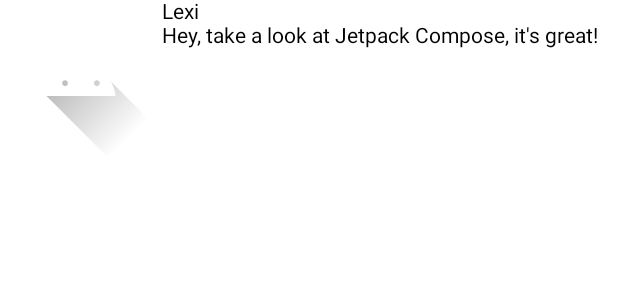
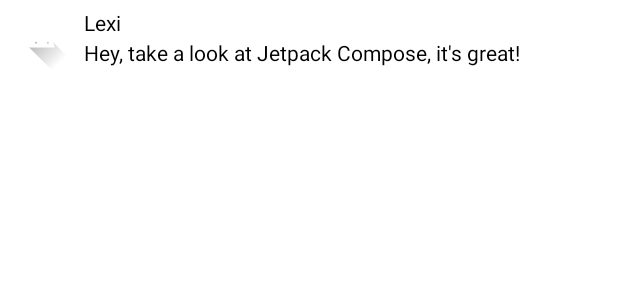
Before and after one commit to PauloLajos/AndroidJetpackComposePractices, an Android app built with Jetpack Compose: the @Preview function PreviewMessageCard, on a phone screen of 412 x 824 dp. Shown: the top 300 px of the screen. Run offline under Robolectric (Android 15) with nearby library versions, the phone set to English and light mode, and no system bars.

Commit message:
ComposeTutorial - 02: Layouts - Configure your layout

```diff
--- a/ComposeTutorial/app/src/main/java/hu/paulolajos/dev/composetutorial/MainActivity.kt
+++ b/ComposeTutorial/app/src/main/java/hu/paulolajos/dev/composetutorial/MainActivity.kt
@@ -6,10 +6,19 @@ import androidx.activity.compose.setContent
 import androidx.compose.foundation.Image
 import androidx.compose.foundation.layout.Column
 import androidx.compose.foundation.layout.Row
+import androidx.compose.foundation.layout.Spacer
+import androidx.compose.foundation.layout.height
+import androidx.compose.foundation.layout.padding
+import androidx.compose.foundation.layout.size
+import androidx.compose.foundation.layout.width
+import androidx.compose.foundation.shape.CircleShape
 import androidx.compose.material3.Text
 import androidx.compose.runtime.Composable
+import androidx.compose.ui.Modifier
+import androidx.compose.ui.draw.clip
 import androidx.compose.ui.res.painterResource
 import androidx.compose.ui.tooling.preview.Preview
+import androidx.compose.ui.unit.dp
 
 class MainActivity : ComponentActivity() {
     override fun onCreate(savedInstanceState: Bundle?) {
@@ -24,14 +33,25 @@ data class Message(val author: String, val body: String)
 
 @Composable
 fun MessageCard(msg: Message) {
-    Row {
+    // Add padding around our message
+    Row(modifier = Modifier.padding(all = 8.dp)) {
         Image(
             painter = painterResource(R.drawable.ic_launcher_foreground),
             contentDescription = "Contact profile picture",
+            modifier = Modifier
+                // Set image size to 40 dp
+                .size(40.dp)
+                // Clip image to be shaped as a circle
+                .clip(CircleShape)
         )
+
+        // Add a horizontal space between the image and the column
+        Spacer(modifier = Modifier.width(8.dp))
 
         Column {
             Text(text = msg.author)
+            // Add a vertical space between the author and message texts
+            Spacer(modifier = Modifier.height(4.dp))
             Text(text = msg.body)
         }
     }
```
